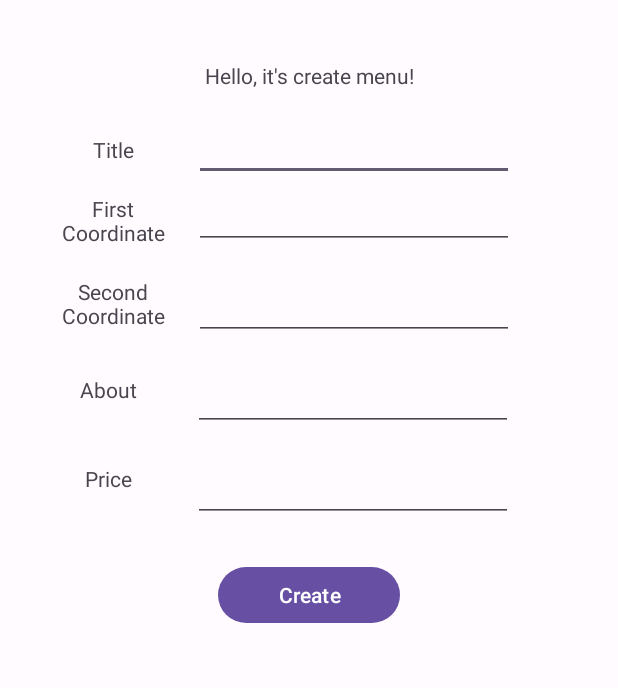
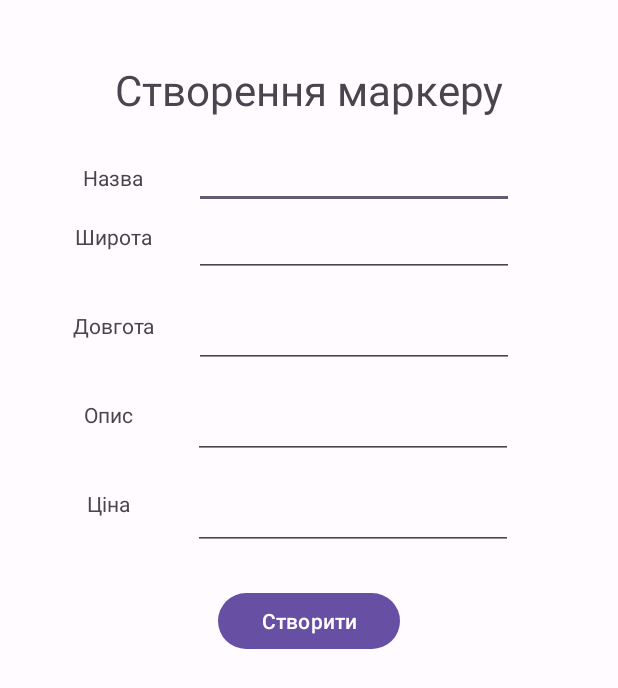
Before and after one commit to kizukkk/e-potreba, an Android app: the layout fragment_marker_create.xml on its own in the app's theme, with its tools: preview values and no code run, on a phone screen of 412 x 824 dp. Shown: the top 688 px of the screen. Run offline under Robolectric (Android 15) with nearby library versions, the phone set to English and light mode, and no system bars.

Commit message:
added: some translate strings

```diff
--- a/app/src/main/res/layout/fragment_marker_create.xml
+++ b/app/src/main/res/layout/fragment_marker_create.xml
@@ -20,7 +20,8 @@
         android:layout_width="wrap_content"
         android:layout_height="wrap_content"
         android:layout_marginTop="15dp"
-        android:text="Hello, it's create menu!"
+        android:text="@string/fragment_marker_create_title"
+        android:textSize="28sp"
         app:layout_constraintEnd_toEndOf="parent"
         app:layout_constraintStart_toStartOf="parent"
         app:layout_constraintTop_toBottomOf="@+id/space" />
@@ -91,7 +92,7 @@
         android:layout_marginStart="35dp"
         android:layout_marginTop="30dp"
         android:gravity="center"
-        android:text="Title"
+        android:text="@string/fragment_marker_create_marker_title"
         app:layout_constraintStart_toStartOf="parent"
         app:layout_constraintTop_toBottomOf="@+id/textView2" />
 
@@ -102,7 +103,7 @@
         android:layout_marginStart="35dp"
         android:layout_marginTop="20dp"
         android:gravity="center"
-        android:text="First Coordinate"
+        android:text="@string/fragment_marker_create_marker_lat"
         app:layout_constraintStart_toStartOf="parent"
         app:layout_constraintTop_toBottomOf="@+id/textView3" />
 
@@ -111,9 +112,9 @@
         android:layout_width="80dp"
         android:layout_height="wrap_content"
         android:layout_marginStart="35dp"
-        android:layout_marginTop="20dp"
+        android:layout_marginTop="40dp"
         android:gravity="center"
-        android:text="Second Coordinate"
+        android:text="@string/fragment_marker_create_marker_ln"
         app:layout_constraintStart_toStartOf="parent"
         app:layout_constraintTop_toBottomOf="@+id/textView4" />
 
@@ -122,9 +123,9 @@
         android:layout_width="80dp"
         android:layout_height="wrap_content"
         android:layout_marginStart="32dp"
-        android:layout_marginTop="30dp"
+        android:layout_marginTop="40dp"
         android:gravity="center"
-        android:text="About"
+        android:text="@string/fragment_marker_create_marker_about"
         app:layout_constraintStart_toStartOf="parent"
         app:layout_constraintTop_toBottomOf="@+id/textView5" />
 
@@ -135,7 +136,7 @@
         android:layout_marginStart="32dp"
         android:layout_marginTop="40dp"
         android:gravity="center"
-        android:text="Price"
+        android:text="@string/fragment_marker_create_marker_price"
         app:layout_constraintStart_toStartOf="parent"
         app:layout_constraintTop_toBottomOf="@+id/textView7" />
 
@@ -143,7 +144,7 @@
         android:id="@+id/createButton"
         android:layout_width="121dp"
         android:layout_height="45dp"
-        android:text="Create"
+        android:text="@string/fragment_marker_create_marker_create"
         app:layout_constraintBottom_toBottomOf="parent"
         app:layout_constraintEnd_toEndOf="parent"
         app:layout_constraintStart_toStartOf="parent"
--- a/app/src/main/res/values/strings.xml
+++ b/app/src/main/res/values/strings.xml
@@ -35,4 +35,11 @@
     <string name="fragment_profle_edit_new_change">Змінити</string>
     <string name="fragment_vote_title">Ваша оцінка</string>
     <string name="fragment_vote_title_confirm">Залишити оцінку</string>
+    <string name="fragment_marker_create_title">Створення маркеру</string>
+    <string name="fragment_marker_create_marker_title">Назва</string>
+    <string name="fragment_marker_create_marker_lat">Широта</string>
+    <string name="fragment_marker_create_marker_ln">Довгота</string>
+    <string name="fragment_marker_create_marker_about">Опис</string>
+    <string name="fragment_marker_create_marker_price">Ціна</string>
+    <string name="fragment_marker_create_marker_create">Створити</string>
 </resources>
```
Also changed, not shown: 2 other files.
